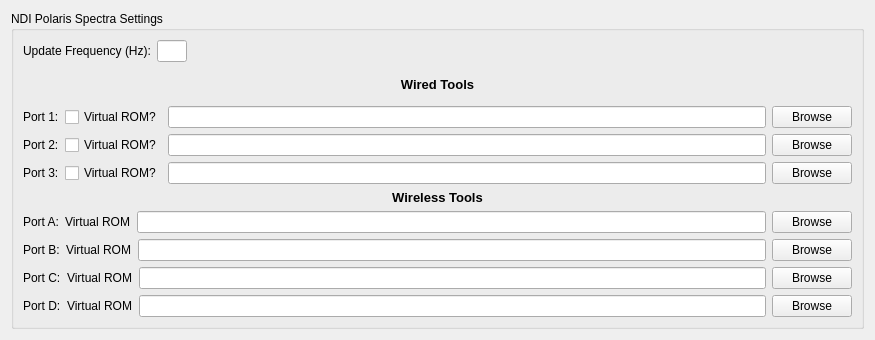
mfoste/NDIAPI, file GUI/Qt/SpectraTrackerSettingsWidget.ui: the form before one commit.
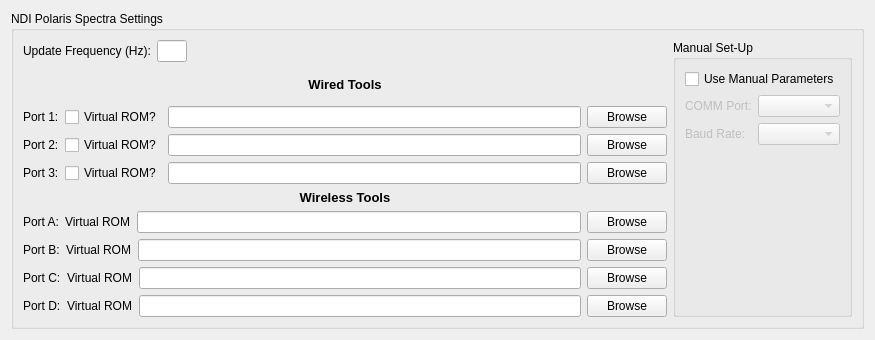
The form after the commit.

Commit message:
Added support for manual configuration of the NDI tracker baud and commport.
The Qt based vtkTrackerWidget now has a section for manual configurations
of the tracking system.  This allows for testing of specific systems when
multiple systems are attached and for testing a different baud rates.

```diff
--- a/GUI/Qt/SpectraTrackerSettingsWidget.ui
+++ b/GUI/Qt/SpectraTrackerSettingsWidget.ui
@@ -349,6 +349,64 @@
           </item>
          </layout>
         </item>
+        <item row="0" column="1">
+         <widget class="QGroupBox" name="groupBox_2">
+          <property name="title">
+           <string>Manual Set-Up</string>
+          </property>
+          <layout class="QGridLayout" name="gridLayout_3">
+           <item row="0" column="0">
+            <layout class="QVBoxLayout" name="verticalLayout_2">
+             <item>
+              <widget class="QCheckBox" name="useManualParmsCheckBox">
+               <property name="text">
+                <string>Use Manual Parameters</string>
+               </property>
+              </widget>
+             </item>
+             <item>
+              <layout class="QFormLayout" name="formLayout">
+               <item row="0" column="0">
+                <widget class="QLabel" name="commPortLabel">
+                 <property name="enabled">
+                  <bool>false</bool>
+                 </property>
+                 <property name="text">
+                  <string>COMM Port:</string>
+                 </property>
+                </widget>
+               </item>
+               <item row="0" column="1">
+                <widget class="QComboBox" name="commPortComboBox">
+                 <property name="enabled">
+                  <bool>false</bool>
+                 </property>
+                </widget>
+               </item>
+               <item row="1" column="0">
+                <widget class="QLabel" name="baudRateLabel">
+                 <property name="enabled">
+                  <bool>false</bool>
+                 </property>
+                 <property name="text">
+                  <string>Baud Rate:</string>
+                 </property>
+                </widget>
+               </item>
+               <item row="1" column="1">
+                <widget class="QComboBox" name="baudRateComboBox">
+                 <property name="enabled">
+                  <bool>false</bool>
+                 </property>
+                </widget>
+               </item>
+              </layout>
+             </item>
+            </layout>
+           </item>
+          </layout>
+         </widget>
+        </item>
        </layout>
       </widget>
      </item>
```
Left out of the diff: 67 changed lines with no effect on the pictures. The commit also changes 8 other files.
